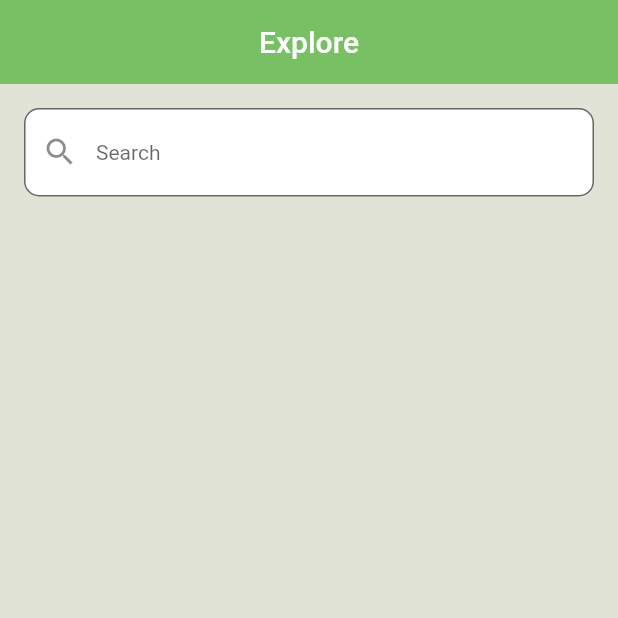
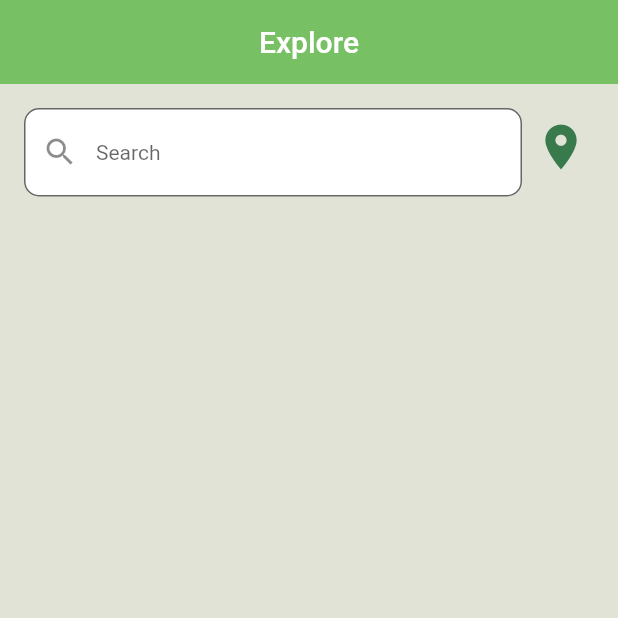
Before and after one commit to Hacktivists-AUB/Need2Give-frontend, a Flutter app: the screen it shows after launch, on a phone screen of 412 x 824 dp, the top half of it. Run offline on Flutter 3.47's test engine with Material 2 defaults, Android fonts, the phone set to English and light mode, and no system bars; our stand-ins replace carousel_slider, flutter_dotenv, flutter_map, flutter_signin_button, font_awesome_flutter, intl_phone_number_input and 3 more.

Commit message:
Add map to explore page

```diff
--- a/need2give/lib/constants/global.dart
+++ b/need2give/lib/constants/global.dart
@@ -11,4 +11,5 @@ class Global {
   static const lightGrey = Color.fromARGB(255, 224, 227, 214);
   static const mediumGrey = Colors.black54;
   static const darkGrey = Color.fromARGB(255, 32, 32, 31);
+  static const markerColor = Color.fromARGB(255, 185, 20, 20);
 }
--- a/need2give/lib/main.dart
+++ b/need2give/lib/main.dart
@@ -25,6 +25,9 @@ class MyApp extends StatelessWidget {
     return MaterialApp(
       title: 'Need2Give',
       theme: ThemeData(
+        floatingActionButtonTheme: const FloatingActionButtonThemeData(
+          backgroundColor: Global.green,
+        ),
         colorScheme: const ColorScheme.light(
           primary: Global.green,
         ),
--- a/need2give/lib/router.dart
+++ b/need2give/lib/router.dart
@@ -4,6 +4,7 @@ import 'package:need2give/screens/auth/signup.dart';
 import 'package:need2give/screens/auth/welcome.dart';
 import 'package:need2give/screens/user/home.dart';
 import 'package:need2give/screens/user/search.dart';
+import 'package:need2give/screens/user/map.dart';
 
 Route<dynamic> generateRoute(RouteSettings settings) {
   switch (settings.name) {
@@ -32,6 +33,11 @@ Route<dynamic> generateRoute(RouteSettings settings) {
         settings: settings,
         builder: (_) => const Search(),
       );
+    case Map.routeName:
+      return MaterialPageRoute(
+        settings: settings,
+        builder: (_) => const Map(),
+      );
     default:
       return MaterialPageRoute(
         settings: settings,
--- a/need2give/lib/screens/user/explore.dart
+++ b/need2give/lib/screens/user/explore.dart
@@ -10,23 +10,34 @@ class Explore extends StatefulWidget {
 }
 
 class _ExploreState extends State<Explore> {
-  final data = ['blob1', 'blob2', 'blob3'];
-
   @override
   Widget build(BuildContext context) {
     return Scaffold(
       backgroundColor: Global.lightGrey,
       appBar: AppBar(
-        title: Row(
-          mainAxisAlignment: MainAxisAlignment.center,
-          children: const [Text("Explore")],
-        ),
+        title: const Text("Explore"),
+        centerTitle: true,
       ),
       body: Container(
         padding: const EdgeInsets.all(16),
         child: Column(
           children: [
-            SearchBar(data: data),
+            Row(
+              crossAxisAlignment: CrossAxisAlignment.start,
+              children: [
+                const Expanded(child: SearchBar()),
+                IconButton(
+                  onPressed: () {
+                    Navigator.pushNamed(context, "/map");
+                  },
+                  icon: const Icon(
+                    Icons.location_on_sharp,
+                    size: 36,
+                    color: Global.darkGreen,
+                  ),
+                )
+              ],
+            ),
           ],
         ),
       ),
--- a/need2give/lib/screens/user/search.dart
+++ b/need2give/lib/screens/user/search.dart
@@ -108,7 +108,7 @@ class _SearchState extends State<Search> with TickerProviderStateMixin {
 
   void _filter(String enteredKeyword) {
     List<Map<String, dynamic>> results = [];
-    if (enteredKeyword.isEmpty) {
+    if (enteredKeyword.isEmpty || enteredKeyword == "") {
       results = _currentTabIndex == 0 ? _items : _donationCenters;
     } else {
       results = _currentTabIndex == 0
@@ -153,6 +153,7 @@ class _SearchState extends State<Search> with TickerProviderStateMixin {
                 ),
                 onPressed: () {
                   _searchController.clear();
+                  _filter(_searchController.text);
                 },
               ),
               hintText: 'Search',
--- a/need2give/lib/widgets/textfield.dart
+++ b/need2give/lib/widgets/textfield.dart
@@ -166,10 +166,8 @@ class Label extends StatelessWidget {
 }
 
 class SearchBar extends StatelessWidget {
-  final List<String> data;
   const SearchBar({
     super.key,
-    required this.data,
   });
 
   @override
--- a/need2give/pubspec.yaml
+++ b/need2give/pubspec.yaml
@@ -45,6 +45,8 @@ dependencies:
   intl_phone_number_input: ^0.7.2
   flutter_dotenv: ^5.0.2
   font_awesome_flutter: ^9.2.0
+  flutter_map: ^3.1.0
+  latlong2: ^0.8.1
 
 dev_dependencies:
   flutter_test:
```
Also changed, not shown: need2give/lib/screens/user/map.dart (added, +93 -0 lines).
